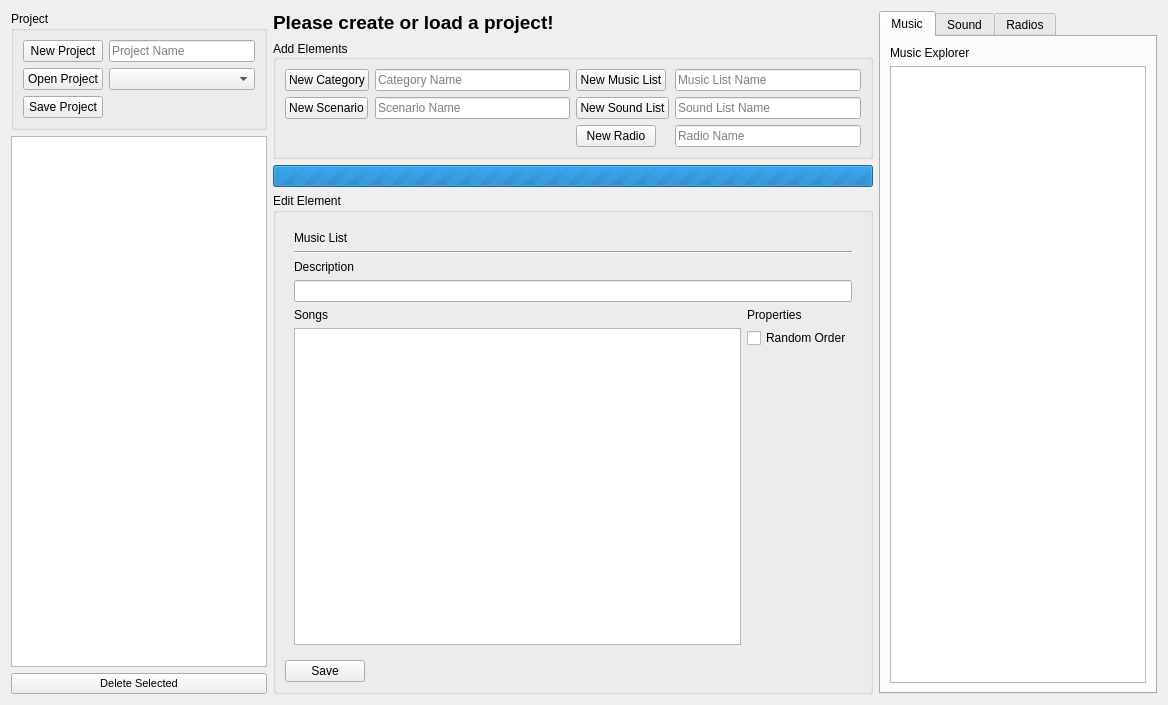
PhilInTheGaps/GM-Companion, file editors/audioeditor.ui: the form before one commit.
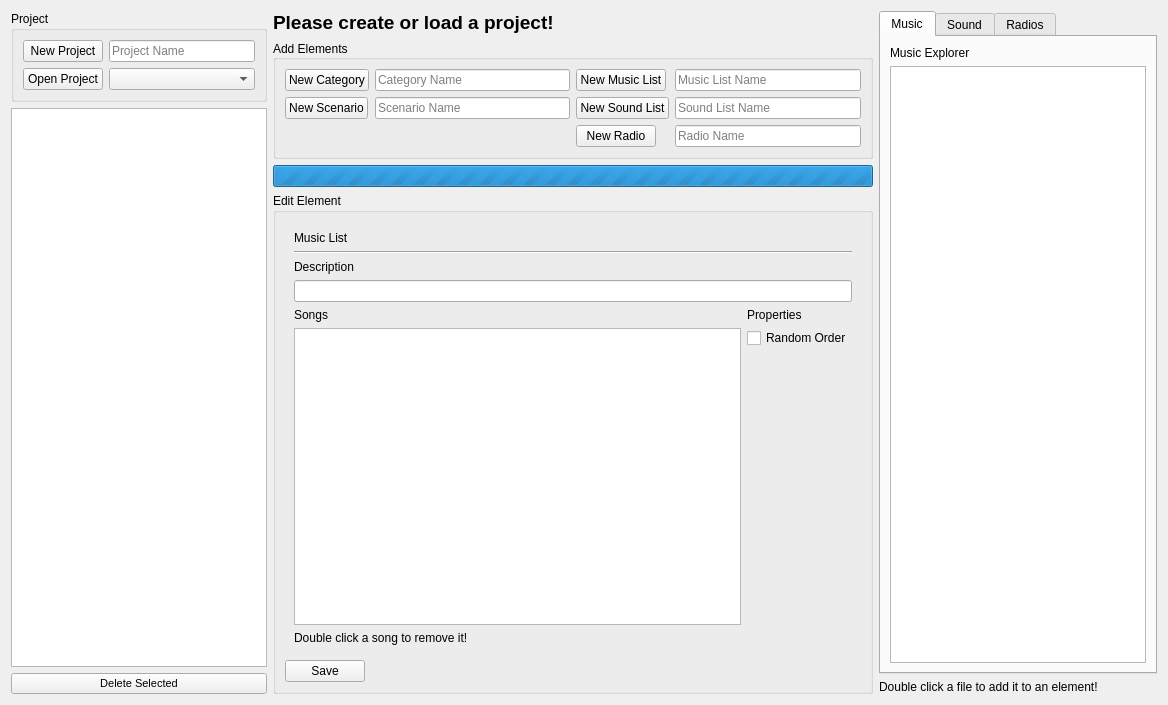
The form after the commit. The open tabs and pages were chosen to show the change.

Commit message: [AudioTool] Implemented Small Button View

What changed in the file:
```diff
--- a/editors/audioeditor.ui
+++ b/editors/audioeditor.ui
@@ -49,19 +49,6 @@
             </property>
            </widget>
           </item>
-          <item row="3" column="0">
-           <widget class="QPushButton" name="pushButton_save">
-            <property name="sizePolicy">
-             <sizepolicy hsizetype="Minimum" vsizetype="Fixed">
-              <horstretch>0</horstretch>
-              <verstretch>0</verstretch>
-             </sizepolicy>
-            </property>
-            <property name="text">
-             <string>Save Project</string>
-            </property>
-           </widget>
-          </item>
           <item row="1" column="1">
            <widget class="QLineEdit" name="lineEdit_project">
             <property name="sizePolicy">
@@ -520,6 +507,13 @@
               </item>
              </layout>
             </item>
+            <item>
+             <widget class="QLabel" name="label_21">
+              <property name="text">
+               <string>Double click a song to remove it!</string>
+              </property>
+             </widget>
+            </item>
            </layout>
           </widget>
           <widget class="QWidget" name="page_soundList">
@@ -684,6 +678,8 @@
     </layout>
    </item>
    <item>
+    <layout class="QVBoxLayout" name="verticalLayout_18">
+     <item>
     <widget class="QTabWidget" name="tabWidget">
      <property name="sizePolicy">
       <sizepolicy hsizetype="Preferred" vsizetype="Expanding">
@@ -794,6 +790,15 @@
       </layout>
      </widget>
     </widget>
+     </item>
+     <item>
+      <widget class="QLabel" name="label_20">
+       <property name="text">
+        <string>Double click a file to add it to an element!</string>
+       </property>
+      </widget>
+     </item>
+    </layout>
    </item>
   </layout>
  </widget>
```
Left out of the diff: 9 changed lines with no effect on the pictures. Lines whose indentation alone changed are shown as unchanged. The commit also changes 5 other files.
